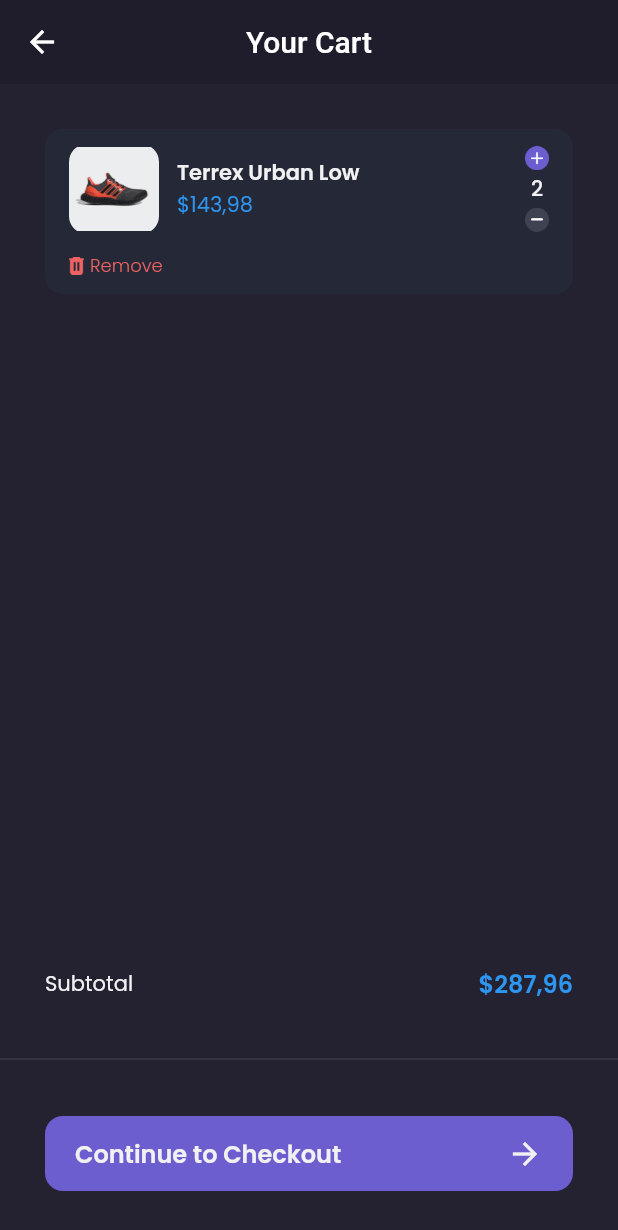
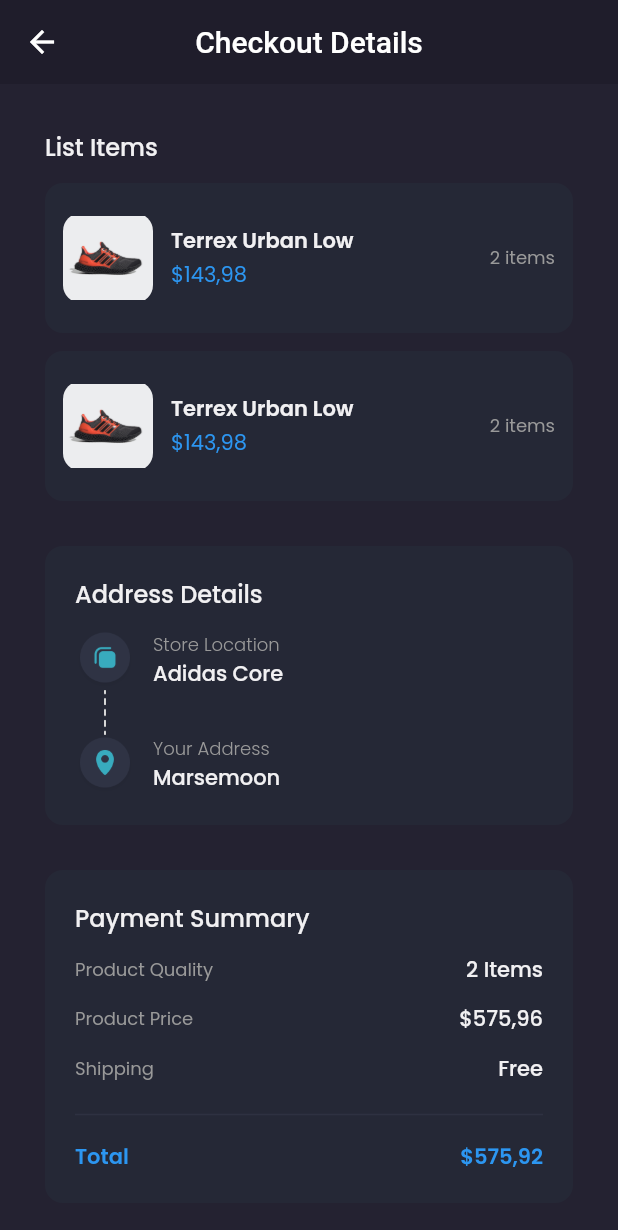
Before and after one commit to Chairilashar99/Flutter-Shamo, a Flutter app: the CartPage screen opened by its route, after a tap on "Continue to Checkout", on a phone screen of 412 x 824 dp. Shown: the top 1230 px of the screen. Run offline on Flutter 3.47's test engine with Material 2 defaults, Android fonts, the phone set to English and light mode, and no system bars; our stand-ins replace carousel_slider, google_fonts.

Commit message:
checkout page

```diff
--- a/lib/main.dart
+++ b/lib/main.dart
@@ -1,5 +1,6 @@
 import 'package:flutter/material.dart';
 import 'package:shamo/pages/cart_page.dart';
+import 'package:shamo/pages/checkout_page.dart';
 import 'package:shamo/pages/detail_chat_page.dart';
 import 'package:shamo/pages/edit_profile_page.dart';
 import 'package:shamo/pages/home/main_page.dart';
@@ -28,6 +29,7 @@ class MyApp extends StatelessWidget {
         '/edit-profile': (context) => EditProfilePage(),
         '/product': (context) => ProductPage(),
         '/cart': (context) => CartPage(),
+        '/checkout': (context) => CheckoutPage(),
       },
     );
   }
--- a/lib/pages/cart_page.dart
+++ b/lib/pages/cart_page.dart
@@ -130,7 +130,9 @@ class CartPage extends StatelessWidget {
                 horizontal: defaultMargin,
               ),
               child: TextButton(
-                onPressed: () {},
+                onPressed: () {
+                  Navigator.pushNamed(context, '/checkout');
+                },
                 style: TextButton.styleFrom(
                     backgroundColor: primaryColor,
                     padding: EdgeInsets.symmetric(
--- /dev/null
+++ b/lib/pages/checkout_page.dart
@@ -0,0 +1,254 @@
+import 'package:flutter/material.dart';
+import 'package:shamo/theme.dart';
+import 'package:shamo/widgets/checkout_card.dart';
+
+class CheckoutPage extends StatelessWidget {
+  const CheckoutPage({super.key});
+
+  @override
+  Widget build(BuildContext context) {
+    //Widget header
+    PreferredSizeWidget header() {
+      return AppBar(
+        backgroundColor: backgroundColor1,
+        elevation: 0,
+        centerTitle: true,
+        title: Text(
+          'Checkout Details',
+        ),
+      );
+    }
+
+    //Widget Content
+    Widget content() {
+      return ListView(
+        padding: EdgeInsets.symmetric(
+          horizontal: defaultMargin,
+        ),
+        children: [
+          //NOTE: LIST ITEMS
+          Container(
+            margin: EdgeInsets.only(
+              top: defaultMargin,
+            ),
+            child: Column(
+              crossAxisAlignment: CrossAxisAlignment.start,
+              children: [
+                Text(
+                  'List Items',
+                  style: primaryTextStyle.copyWith(
+                    fontSize: 16,
+                    fontWeight: medium,
+                  ),
+                ),
+                CheckoutCard(),
+                CheckoutCard(),
+              ],
+            ),
+          ),
+
+          //NOTE: ADDRESS DETAILS
+          Container(
+            margin: EdgeInsets.only(
+              top: defaultMargin,
+            ),
+            padding: EdgeInsets.all(20),
+            decoration: BoxDecoration(
+              color: backgroundColor4,
+              borderRadius: BorderRadius.circular(12),
+            ),
+            child: Column(
+              crossAxisAlignment: CrossAxisAlignment.start,
+              children: [
+                Text(
+                  'Address Details',
+                  style: primaryTextStyle.copyWith(
+                    fontSize: 16,
+                    fontWeight: medium,
+                  ),
+                ),
+                SizedBox(
+                  height: 12,
+                ),
+                Row(
+                  children: [
+                    Column(
+                      children: [
+                        Image.asset(
+                          'assets/icon_store_location.png',
+                          width: 40,
+                        ),
+                        Image.asset(
+                          'assets/icon_line.png',
+                          height: 30,
+                        ),
+                        Image.asset(
+                          'assets/icon_your_address.png',
+                          width: 40,
+                        )
+                      ],
+                    ),
+                    SizedBox(
+                      width: 12,
+                    ),
+                    Column(
+                      crossAxisAlignment: CrossAxisAlignment.start,
+                      children: [
+                        Text(
+                          'Store Location',
+                          style: secondaryTextStyle.copyWith(
+                            fontSize: 12,
+                            fontWeight: light,
+                          ),
+                        ),
+                        Text(
+                          'Adidas Core',
+                          style: primaryTextStyle.copyWith(
+                            fontWeight: medium,
+                          ),
+                        ),
+                        SizedBox(
+                          height: defaultMargin,
+                        ),
+                        Text(
+                          'Your Address',
+                          style: secondaryTextStyle.copyWith(
+                            fontSize: 12,
+                            fontWeight: light,
+                          ),
+                        ),
+                        Text(
+                          'Marsemoon',
+                          style: primaryTextStyle.copyWith(
+                            fontWeight: medium,
+                          ),
+                        ),
+                      ],
+                    ),
+                  ],
+                ),
+              ],
+            ),
+          ),
+
+          //NOTE: PAYMENT SUMMARY
+          Container(
+            margin: EdgeInsets.only(
+              top: defaultMargin,
+            ),
+            padding: EdgeInsets.all(20),
+            decoration: BoxDecoration(
+              color: backgroundColor4,
+              borderRadius: BorderRadius.circular(12),
+            ),
+            child: Column(
+              crossAxisAlignment: CrossAxisAlignment.start,
+              children: [
+                Text(
+                  'Payment Summary',
+                  style: primaryTextStyle.copyWith(
+                    fontSize: 16,
+                    fontWeight: medium,
+                  ),
+                ),
+                SizedBox(
+                  height: 12,
+                ),
+                Row(
+                  mainAxisAlignment: MainAxisAlignment.spaceBetween,
+                  children: [
+                    Text(
+                      'Product Quality',
+                      style: secondaryTextStyle.copyWith(
+                        fontSize: 12,
+                      ),
+                    ),
+                    Text(
+                      '2 Items',
+                      style: primaryTextStyle.copyWith(
+                        fontWeight: medium,
+                      ),
+                    )
+                  ],
+                ),
+                SizedBox(
+                  height: 12,
+                ),
+                Row(
+                  mainAxisAlignment: MainAxisAlignment.spaceBetween,
+                  children: [
+                    Text(
+                      'Product Price',
+                      style: secondaryTextStyle.copyWith(
+                        fontSize: 12,
+                      ),
+                    ),
+                    Text(
+                      '\$575,96',
+                      style: primaryTextStyle.copyWith(
+                        fontWeight: medium,
+                      ),
+                    )
+                  ],
+                ),
+                SizedBox(
+                  height: 12,
+                ),
+                Row(
+                  mainAxisAlignment: MainAxisAlignment.spaceBetween,
+                  children: [
+                    Text(
+                      'Shipping',
+                      style: secondaryTextStyle.copyWith(
+                        fontSize: 12,
+                      ),
+                    ),
+                    Text(
+                      'Free',
+                      style: primaryTextStyle.copyWith(
+                        fontWeight: medium,
+                      ),
+                    )
+                  ],
+                ),
+                SizedBox(
+                  height: 12,
+                ),
+                Divider(
+                  thickness: 1,
+                  color: Color(0xff2E3141),
+                ),
+                SizedBox(
+                  height: 10,
+                ),
+                Row(
+                  mainAxisAlignment: MainAxisAlignment.spaceBetween,
+                  children: [
+                    Text(
+                      'Total',
+                      style: priceTextStyle.copyWith(
+                        fontWeight: semiBold,
+                      ),
+                    ),
+                    Text(
+                      '\$575,92',
+                      style: priceTextStyle.copyWith(
+                        fontWeight: semiBold,
+                      ),
+                    ),
+                  ],
+                ),
+              ],
+            ),
+          ),
+        ],
+      );
+    }
+
+    return Scaffold(
+      backgroundColor: backgroundColor3,
+      appBar: header(),
+      body: content(),
+    );
+  }
+}
--- /dev/null
+++ b/lib/widgets/checkout_card.dart
@@ -0,0 +1,72 @@
+import 'package:flutter/material.dart';
+import 'package:shamo/theme.dart';
+
+class CheckoutCard extends StatelessWidget {
+  const CheckoutCard({super.key});
+
+  @override
+  Widget build(BuildContext context) {
+    return Container(
+      margin: EdgeInsets.only(
+        top: 12,
+      ),
+      padding: EdgeInsets.symmetric(
+        vertical: 20,
+        horizontal: 12,
+      ),
+      decoration: BoxDecoration(
+        color: backgroundColor4,
+        borderRadius: BorderRadius.circular(12),
+      ),
+      child: Row(
+        children: [
+          Container(
+            width: 60,
+            height: 60,
+            decoration: BoxDecoration(
+              borderRadius: BorderRadius.circular(12),
+              image: DecorationImage(
+                image: AssetImage(
+                  'assets/image_shoes.png',
+                ),
+              ),
+            ),
+          ),
+          SizedBox(
+            width: 12,
+          ),
+          Expanded(
+            child: Column(
+              crossAxisAlignment: CrossAxisAlignment.start,
+              children: [
+                Text(
+                  'Terrex Urban Low',
+                  style: primaryTextStyle.copyWith(
+                    fontWeight: semiBold,
+                  ),
+                  overflow: TextOverflow.ellipsis,
+                ),
+                SizedBox(
+                  height: 2,
+                ),
+                Text(
+                  '\$143,98',
+                  style: priceTextStyle,
+                )
+              ],
+            ),
+          ),
+          SizedBox(
+            width: 12,
+          ),
+          Text(
+            '2 items',
+            style: secondaryTextStyle.copyWith(
+              fontSize: 12,
+            ),
+          ),
+        ],
+      ),
+    );
+  }
+}
```
